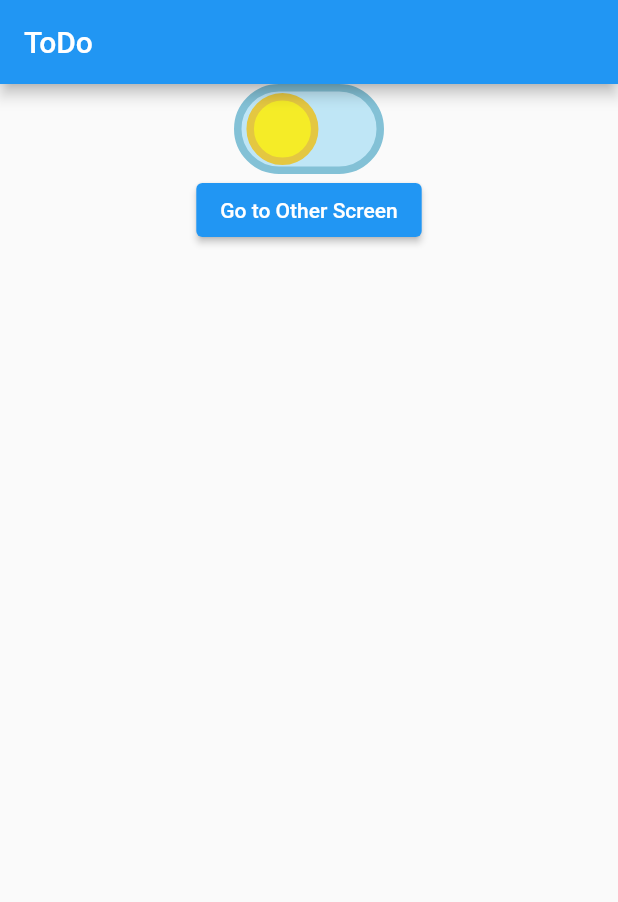
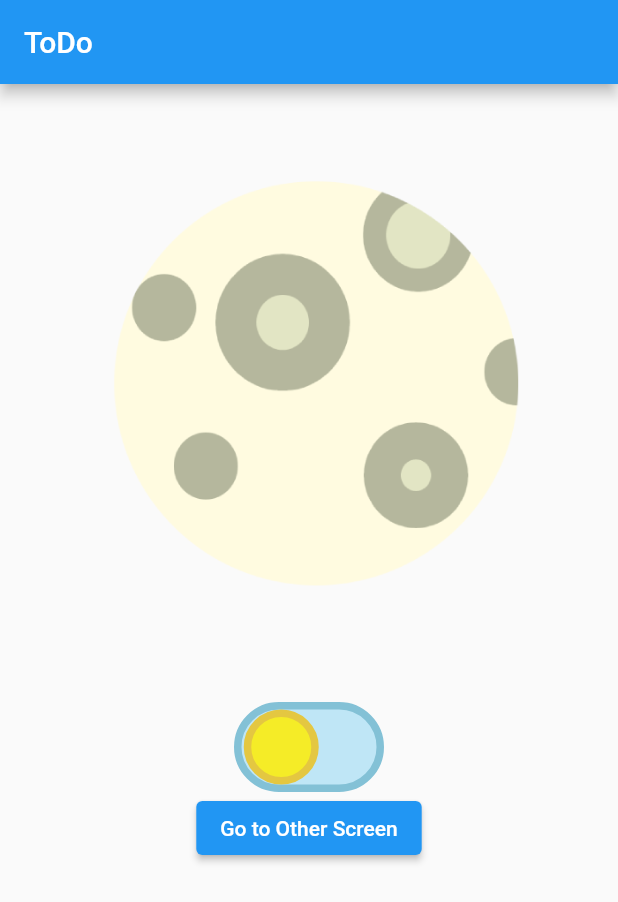
Before and after one commit to mingl1/Memori, a Flutter app: the screen it shows after launch, on a phone screen of 412 x 824 dp. Shown: the top 902 px of the screen. Run offline on Flutter 3.47's test engine with Material 2 defaults, Android fonts, the phone set to English and light mode, and no system bars; drawn by our look-alikes of flutter_switch.

Commit message:
day and night button done

```diff
--- a/notez/lib/constants.dart
+++ b/notez/lib/constants.dart
@@ -1,4 +1,5 @@
+
 import 'package:flutter/material.dart';
 
- const ImageIcon sun = ImageIcon(AssetImage('assets/button_icons/ssun.png'), size: 200, );
- const ImageIcon moon = ImageIcon(AssetImage('assets/button_icons/moon.png'), size: 100 );
+ //const ImageIcon sun = ImageIcon(AssetImage('assets/button_icons/ssun.png'), size: 200, );
+ const Image moon = Image(image: AssetImage('assets/button_icons/moon2.png'), color: null, fit: BoxFit.contain,);
--- a/notez/lib/main.dart
+++ b/notez/lib/main.dart
@@ -1,7 +1,7 @@
 import 'package:flutter/material.dart';
-import 'package:flutter_switch/flutter_switch.dart';
-import 'package:flutter/scheduler.dart';
-import 'package:theme_provider/theme_provider.dart';
+// import 'package:flutter_switch/flutter_switch.dart';
+// import 'package:flutter/scheduler.dart';
+// import 'package:theme_provider/theme_provider.dart';
 
 import 'screens/home_screen.dart';
 
@@ -25,7 +25,7 @@ class MyApp extends StatelessWidget {
           return MaterialApp(
             // Remove the debug banner
             debugShowCheckedModeBanner: false,
-            title: 'Kindacode.com',
+            title: 'todoit',
             theme: ThemeData.light(),
             darkTheme: ThemeData.dark(),
             themeMode: currentMode,
--- a/notez/lib/screens/home_screen.dart
+++ b/notez/lib/screens/home_screen.dart
@@ -25,20 +25,23 @@ class _myHomePageState extends State<HomeScreen>{
       body: Center(
         child: Column(
           children: [
+            constants.moon,
             FlutterSwitch(
                width: 100.0,
                       height: 60.0,
-                      toggleSize: 52.6,
+                      toggleSize: 53,
                       borderRadius: 100.0,
-                      padding: 1.0,
-                      activeToggleColor: const Color(0xFF6E40C9),
+                      padding: 0.0,
+                      togglePadding: const EdgeInsets.all(0),
+                      activeToggleColor: const Color(0xFFb5b79d),
                       inactiveToggleColor: const Color(0xFFf5ec27),
-                      activeColor: const Color(0xFF271052),
+                     activeSwitchBorder: Border.all(color: Colors.black, width: 5),
+                      activeColor: const Color(0xFF484848),
                       inactiveColor: const Color(0xFFbfe6f6),
                       inactiveToggleBorder:  Border.all(color: Color(0xFFe4c741), width: 5),
                       inactiveSwitchBorder: Border.all(color: Color(0xFF83c1d6), width: 5),
                       activeIcon: constants.moon,
-                     // inactiveIcon: constants.sun,
+                     //inactiveIcon: Container(child:Image.asset('assets/button_icons/moon2.png', fit: BoxFit.fill,), height: 100,),
                 value: status,
                 onToggle: (val) {
                   setState(() {
--- a/notez/pubspec.yaml
+++ b/notez/pubspec.yaml
@@ -34,7 +34,9 @@ dependencies:
   # The following adds the Cupertino Icons font to your application.
   # Use with the CupertinoIcons class for iOS style icons.
   cupertino_icons: ^1.0.2
-  flutter_switch: ^0.3.2
+  flutter_switch:
+    git:
+      url: https://github.com/mingl1/FlutterSwitch.git
   shared_preferences: ^2.0.15
   theme_provider: ^0.5.0
   flutter_bloc: ^8.0.1
@@ -49,7 +51,7 @@ dev_dependencies:
   # activated in the `analysis_options.yaml` file located at the root of your
   # package. See that file for information about deactivating specific lint
   # rules and activating additional ones.
-  flutter_lints: ^1.0.0
+  flutter_lints: ^2.0.1
 
 # For information on the generic Dart part of this file, see the
 # following page: https://dart.dev/tools/pub/pubspec
```
Also changed, not shown: notez/assets/button_icons/day.png (deleted), notez/assets/button_icons/moon.png (deleted), notez/assets/button_icons/moon2.png (added), notez/assets/button_icons/moonface.png (deleted), notez/assets/button_icons/ssun.png (deleted), notez/assets/button_icons/stylemoon.png (deleted), notez/assets/button_icons/sunsmile.png (deleted), notez/pubspec.lock.
